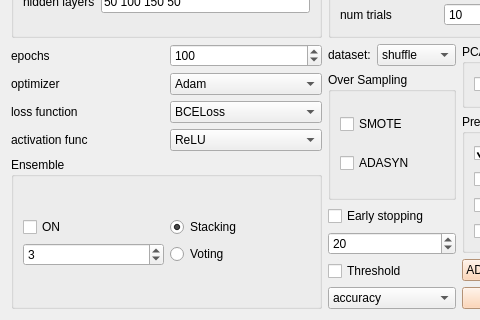
Qt form qt/torch_classfier.ui (idergunoff/geovel_1.0) before a commit; both pictures show x 0 to 480 and y 219 to 539 of the 630 by 539 pixel window.
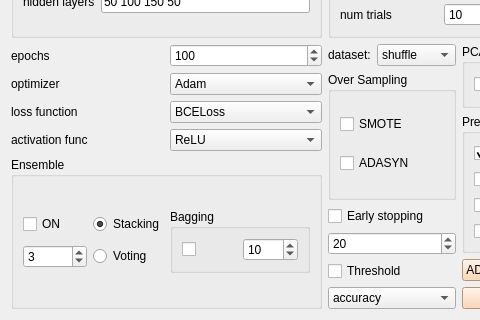
The same form after that commit.

Commit message: torch regression classification -- ensemble ui

Diff of the .ui file:
```diff
--- a/qt/torch_classfier.ui
+++ b/qt/torch_classfier.ui
@@ -700,6 +700,35 @@
           </item>
          </layout>
         </item>
+        <item row="0" column="3">
+         <widget class="QGroupBox" name="groupBox_16">
+          <property name="title">
+           <string>Bagging</string>
+          </property>
+          <layout class="QGridLayout" name="gridLayout_32">
+           <item row="0" column="0">
+            <widget class="QCheckBox" name="checkBox_bagging">
+             <property name="text">
+              <string/>
+             </property>
+            </widget>
+           </item>
+           <item row="0" column="1">
+            <widget class="QSpinBox" name="spinBox_bagging">
+             <property name="minimum">
+              <number>5</number>
+             </property>
+             <property name="maximum">
+              <number>1000</number>
+             </property>
+             <property name="value">
+              <number>10</number>
+             </property>
+            </widget>
+           </item>
+          </layout>
+         </widget>
+        </item>
        </layout>
       </widget>
      </item>
```
Left out of the diff: 86 changed lines with no effect on the pictures. The commit also changes 5 other files.
